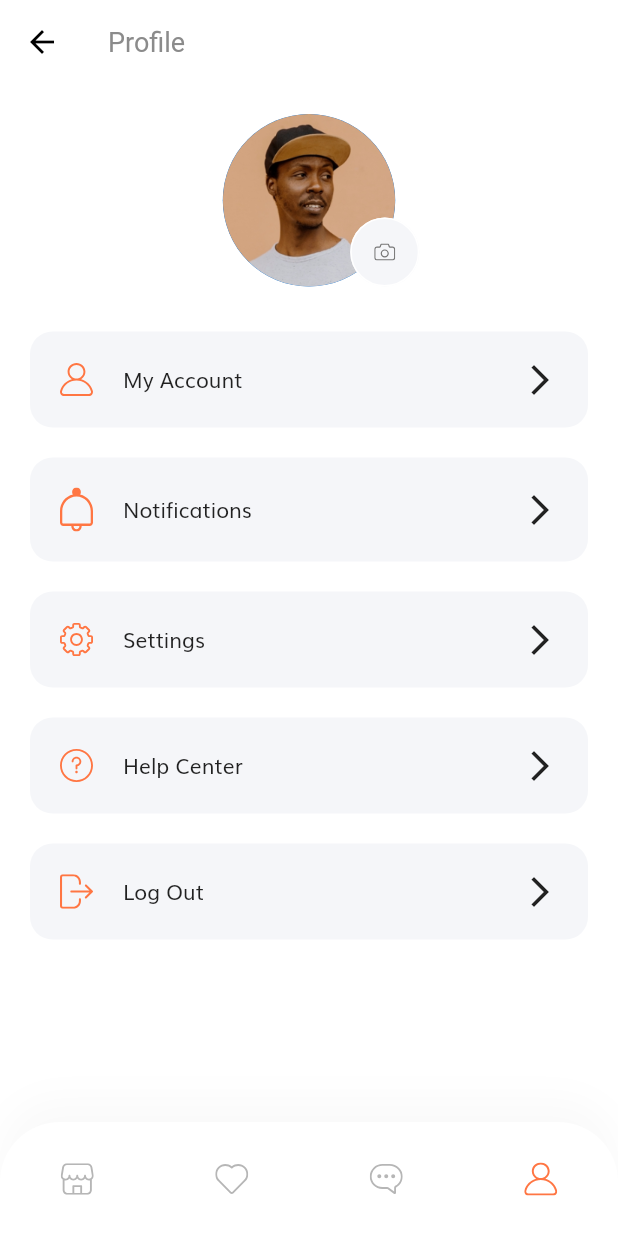
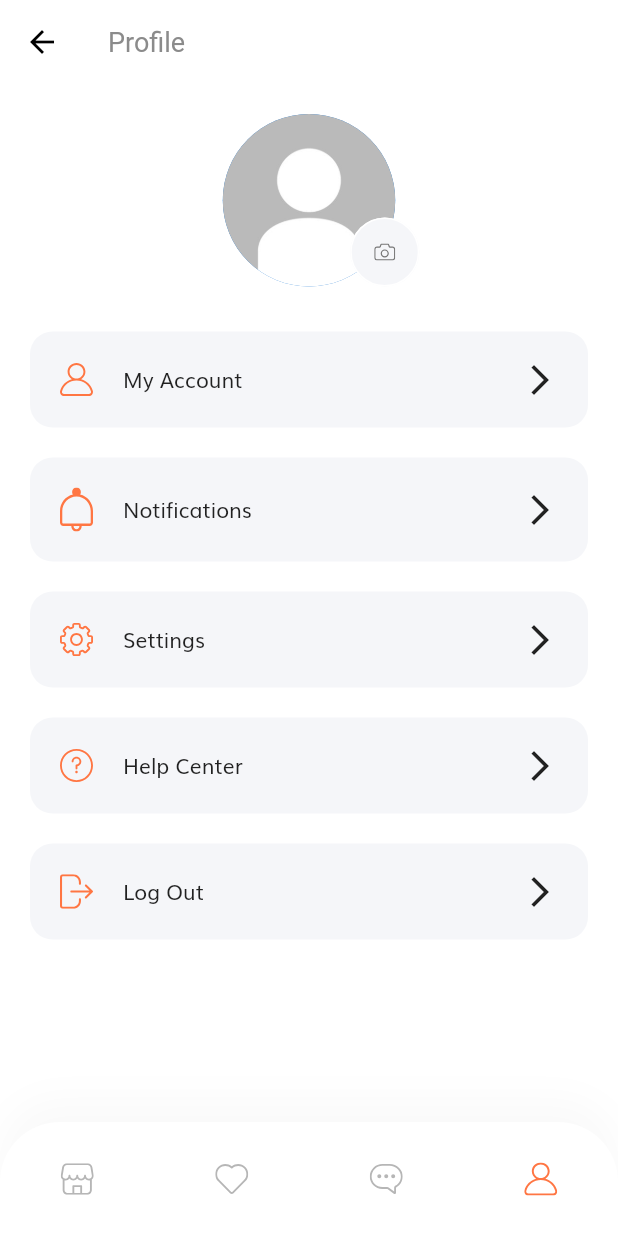
Before and after one commit to SuiseiShop/demo-game-shop, a Flutter app: the screen it shows after launch, item 4 of the bottom bar chosen, on a phone screen of 412 x 824 dp. Run offline on Flutter 3.47's test engine with Material 2 defaults, Android fonts, the phone set to English and light mode, and no system bars; our stand-ins replace flutter_svg, get; network calls fail.

Commit message:
Some ui elements have been updated

```diff
--- a/lib/components/product_card.dart
+++ b/lib/components/product_card.dart
@@ -42,7 +42,11 @@ class ProductCard extends StatelessWidget {
                   ),
                   child: Hero(
                     tag: product.id.toString(),
-                    child: Image.asset(product.images[0]),
+                    // child: Image.asset(product.images[0]),
+                    child: FadeInImage(
+                      image: NetworkImage(product.images[0]),
+                      placeholder: AssetImage('assets/images/loading.gif'),
+                    ),
                   ),
                 ),
               ),
--- a/lib/screens/details/components/color_dots.dart
+++ b/lib/screens/details/components/color_dots.dart
@@ -16,7 +16,7 @@ class ColorDots extends StatelessWidget {
   @override
   Widget build(BuildContext context) {
     // Now this is fixed and only for demo
-    int selectedColor = 3;
+    int selectedColor = 0;
     return Padding(
       padding:
           EdgeInsets.symmetric(horizontal: getProportionateScreenWidth(20)),
--- a/lib/screens/home/components/body.dart
+++ b/lib/screens/home/components/body.dart
@@ -18,8 +18,8 @@ class Body extends StatelessWidget {
             SizedBox(height: getProportionateScreenWidth(10)),
             DiscountBanner(),
             Categories(),
-            SpecialOffers(),
-            SizedBox(height: getProportionateScreenWidth(30)),
+            // SpecialOffers(),
+            // SizedBox(height: getProportionateScreenWidth(30)),
             PopularProducts(),
             SizedBox(height: getProportionateScreenWidth(30)),
           ],
--- a/lib/screens/profile/components/profile_pic.dart
+++ b/lib/screens/profile/components/profile_pic.dart
@@ -16,7 +16,7 @@ class ProfilePic extends StatelessWidget {
         overflow: Overflow.visible,
         children: [
           CircleAvatar(
-            backgroundImage: AssetImage("assets/images/Profile Image.png"),
+            backgroundImage: AssetImage("assets/images/default_profile_picture.jpg"),
           ),
           Positioned(
             right: -16,
```
Also changed, not shown: lib/screens/details/components/product_images.dart (+12 -4 lines), assets/images/Profile Image.png (deleted), assets/images/default_profile_picture.jpg (added), assets/images/loading.gif (added).
